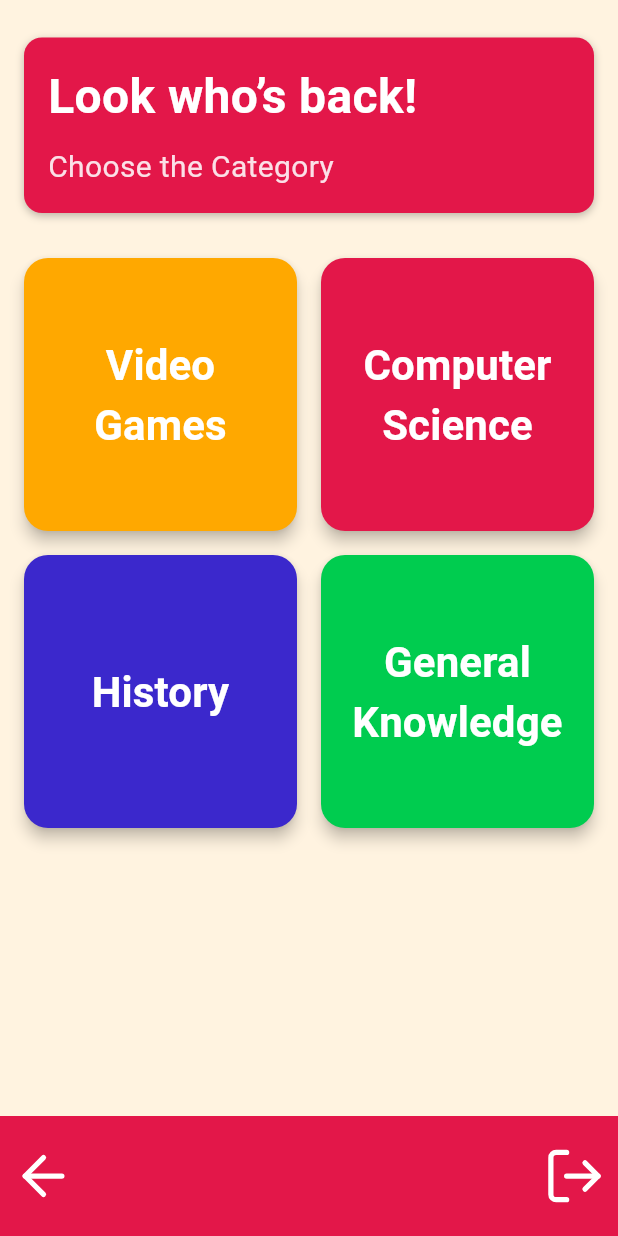
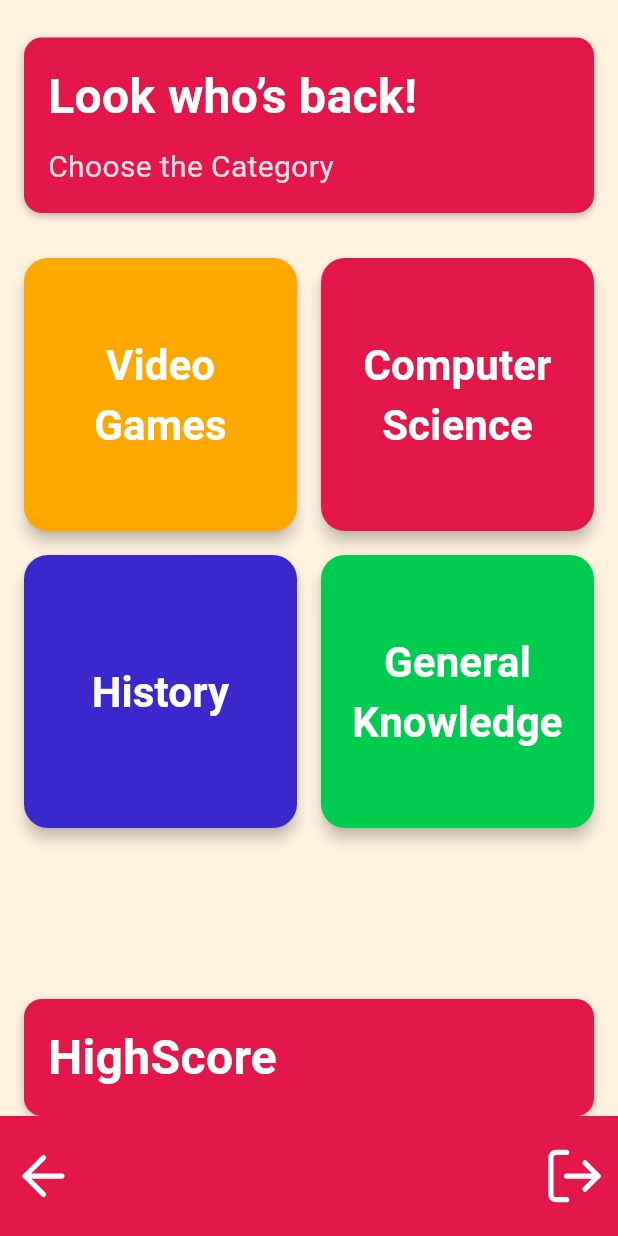
Before and after one commit to mirip1/QuizTime, a Flutter app: the HomeScreen screen opened by its route, on a phone screen of 412 x 824 dp. Run offline on Flutter 3.47's test engine with Material 3 defaults, Android fonts, the phone set to English and light mode, and no system bars; our stand-ins replace cloud_firestore, firebase_auth, firebase_core, html_unescape, lucide_icons; accounts and stored records are empty.

Commit message:
BBDD FUNCIONAL :D

```diff
--- a/lib/screens/home.dart
+++ b/lib/screens/home.dart
@@ -110,41 +110,37 @@ class HomeScreen extends StatelessWidget {
                     ),
                   ],
                 ),
-
               ),
-
             ),
-            //             Container(
-            //   width: double.infinity,
-            //   padding: const EdgeInsets.all(16.0),
-            //   margin: const EdgeInsets.symmetric(horizontal: 16.0),
-            //   decoration: BoxDecoration(
-            //     color: const Color(0xFFE31749),
-            //     borderRadius: BorderRadius.circular(12.0),
-            //     boxShadow: const [
-            //       BoxShadow(
-            //         color: Colors.black26,
-            //         blurRadius: 4.0,
-            //         offset: Offset(0, 2),
-            //       ),
-            //     ],
-            //   ),
-            //   child: const Column(
-            //     crossAxisAlignment: CrossAxisAlignment.start,
-            //     children: [
-            //       Text(
-            //         "Look who’s back! ",
-            //         style: TextStyle(
-            //           fontSize: 32,
-            //           fontWeight: FontWeight.bold,
-            //           color: Color.fromARGB(255, 255, 255, 255),
-            //         ),
-            //       ),
-
-            //     ],
-            //   ),
-            // ),
-
+            Container(
+              width: double.infinity,
+              padding: const EdgeInsets.all(16.0),
+              margin: const EdgeInsets.symmetric(horizontal: 16.0),
+              decoration: BoxDecoration(
+                color: const Color(0xFFE31749),
+                borderRadius: BorderRadius.circular(12.0),
+                boxShadow: const [
+                  BoxShadow(
+                    color: Colors.black26,
+                    blurRadius: 4.0,
+                    offset: Offset(0, 2),
+                  ),
+                ],
+              ),
+              child: const Column(
+                crossAxisAlignment: CrossAxisAlignment.start,
+                children: [
+                  Text(
+                    "HighScore ",
+                    style: TextStyle(
+                      fontSize: 32,
+                      fontWeight: FontWeight.bold,
+                      color: Color.fromARGB(255, 255, 255, 255),
+                    ),
+                  ),
+                ],
+              ),
+            ),
 
             Container(
               width: double.infinity,
```
Also changed, not shown: lib/screens/trivia.dart (+83 -41 lines).
